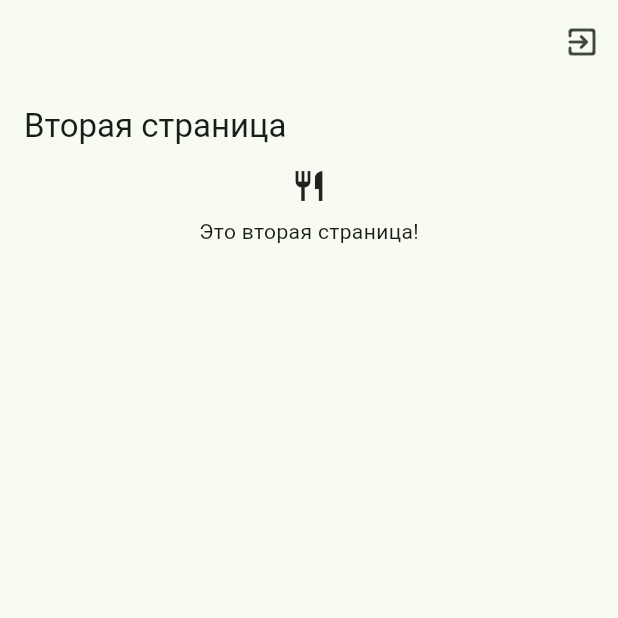
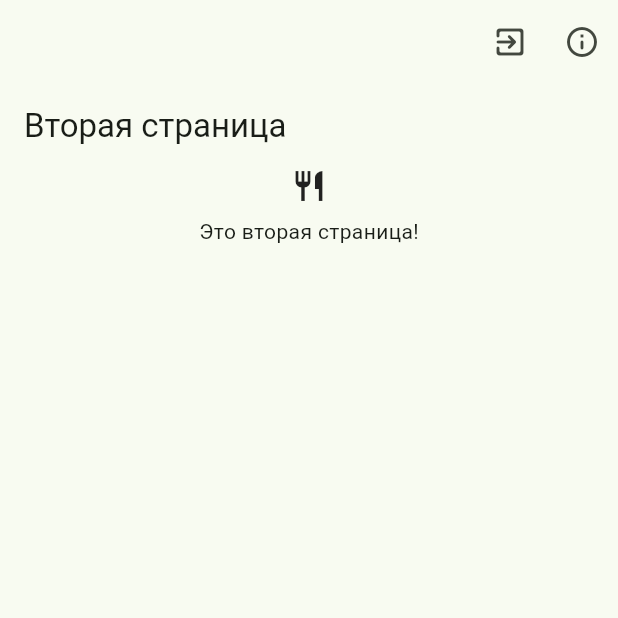
Before and after one commit to stanlapru/flutter_application_3, a Flutter app: the screen it shows once a user with an empty profile is signed in, item 2 of the bottom bar chosen, on a phone screen of 412 x 824 dp, the top half of it. Run offline on Flutter 3.47's test engine with Material 3 defaults, Android fonts, the phone set to English and light mode, and no system bars; our stand-ins replace cloud_firestore, firebase_auth, firebase_core, firebase_storage, image_picker, share_plus; accounts and stored records are empty; generated files the repository leaves out were written again; network calls fail.

```diff
--- a/lib/main.dart
+++ b/lib/main.dart
@@ -8,6 +8,7 @@ import 'package:flutter_application_2/pages/main/second_page.dart';
 import 'package:flutter_application_2/pages/auth/sign_in_page.dart';
 import 'package:flutter_application_2/pages/main/third_page.dart';
 import 'package:flutter_application_2/services/auth_service.dart';
+import 'package:flutter_application_2/widgets/dialogs.dart';
 import 'package:url_launcher/url_launcher.dart';
 
 void main() async {
@@ -28,7 +29,7 @@ class MyApp extends StatelessWidget {
           seedColor: const Color.fromARGB(255, 9, 255, 0),
         ),
       ),
-      darkTheme: ThemeData.dark(),
+      darkTheme: ThemeData(brightness: Brightness.dark),
       themeMode: ThemeMode.system,
       home: const MainPage(),
     );
@@ -134,6 +135,12 @@ class _MainPageState extends State<MainPage> {
                           await AuthService.signOut();
                         },
                       ),
+                      IconButton(
+                        icon: const Icon(Icons.info_outline_rounded),
+                        onPressed: () async {
+                          showDialogInfo(context, "Информация", "Привет всем");
+                        },
+                      ),
                     ],
                   ),
                   body: _pages[_current_screen],
--- a/lib/pages/main/detail_page.dart
+++ b/lib/pages/main/detail_page.dart
@@ -15,7 +15,9 @@ class DetailPage extends StatelessWidget {
   Widget build(BuildContext context) {
     return Scaffold(
       appBar: AppBar(title: Text(title)),
-      body: Column(
+      body: Padding(
+        padding: EdgeInsets.all(16),
+        child: Column(
           crossAxisAlignment: CrossAxisAlignment.start,
           children: [
             Text(title, style: TextStyle(fontSize: 28)),
@@ -23,6 +25,7 @@ class DetailPage extends StatelessWidget {
             Text(text2),
           ],
         ),
+      ),
     );
   }
 }
```
Also changed, not shown: lib/widgets/dialogs.dart (added, +32 -0 lines). Lines whose indentation alone changed are shown as unchanged.
